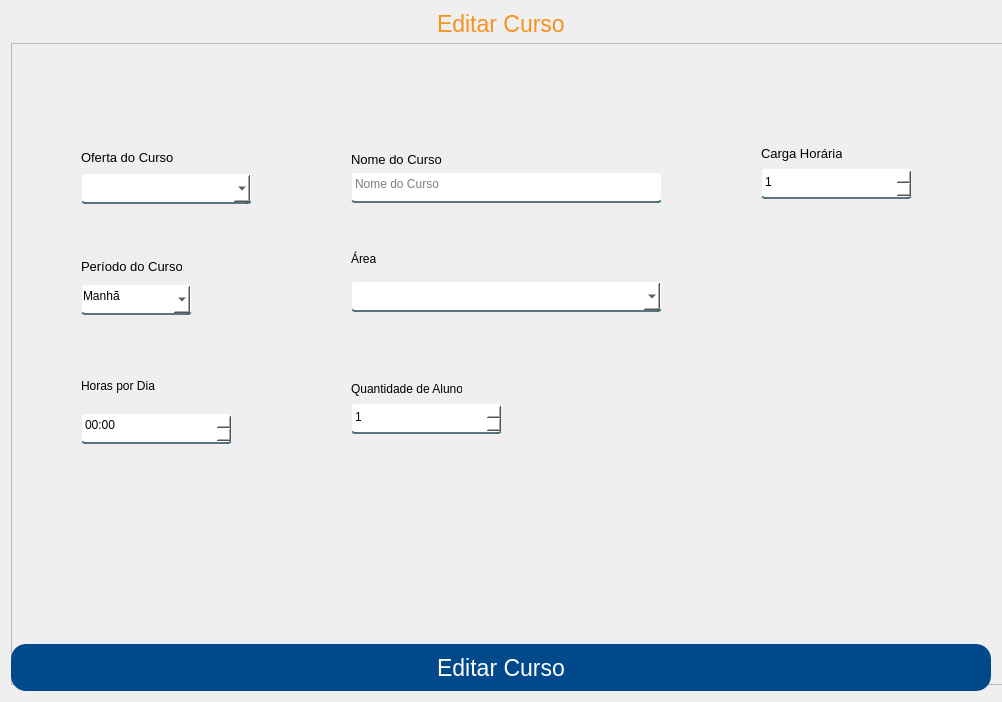
Qt form App/view/ui/editarCurso.ui (Senac-SOR-ADS/Mapa-de-Sala) before a commit.
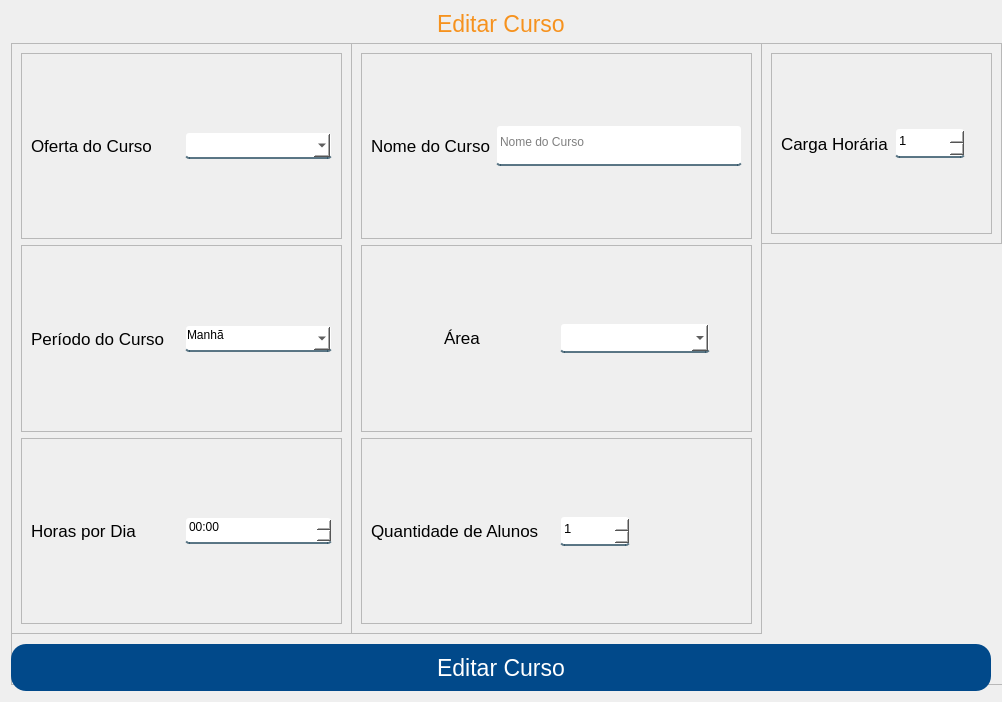
The same form after that commit.

Commit message:
Atualizações no Layout
Encaminhando o resto das alterações de layouts nas telas

Patch:
```diff
--- a/App/view/ui/editarCurso.ui
+++ b/App/view/ui/editarCurso.ui
@@ -107,256 +107,365 @@
      <property name="frameShadow">
       <enum>QFrame::Raised</enum>
      </property>
-     <widget class="QLineEdit" name="nomeCurso">
+     <widget class="QFrame" name="frame">
       <property name="geometry">
        <rect>
-        <x>340</x>
-        <y>129</y>
-        <width>311</width>
-        <height>31</height>
+        <x>0</x>
+        <y>0</y>
+        <width>341</width>
+        <height>591</height>
        </rect>
       </property>
-      <property name="placeholderText">
-       <string>Nome do Curso</string>
+      <property name="frameShape">
+       <enum>QFrame::StyledPanel</enum>
       </property>
-     </widget>
-     <widget class="QLabel" name="label_2">
-      <property name="geometry">
-       <rect>
-        <x>340</x>
-        <y>106</y>
-        <width>101</width>
-        <height>20</height>
-       </rect>
+      <property name="frameShadow">
+       <enum>QFrame::Raised</enum>
       </property>
-      <property name="font">
-       <font>
-        <pointsize>10</pointsize>
-       </font>
-      </property>
-      <property name="text">
-       <string>Nome do Curso</string>
-      </property>
+      <layout class="QVBoxLayout" name="verticalLayout_2">
+       <item>
+        <widget class="QFrame" name="frame_3">
+         <property name="frameShape">
+          <enum>QFrame::StyledPanel</enum>
+         </property>
+         <property name="frameShadow">
+          <enum>QFrame::Raised</enum>
+         </property>
+         <layout class="QHBoxLayout" name="horizontalLayout">
+          <item>
+           <widget class="QLabel" name="label_4">
+            <property name="font">
+             <font>
+              <pointsize>13</pointsize>
+             </font>
+            </property>
+            <property name="text">
+             <string>Oferta do Curso</string>
+            </property>
+           </widget>
+          </item>
+          <item>
+           <widget class="QComboBox" name="ofertaCurso">
+            <property name="cursor">
+             <cursorShape>PointingHandCursor</cursorShape>
+            </property>
+            <property name="editable">
+             <bool>false</bool>
+            </property>
+           </widget>
+          </item>
+         </layout>
+        </widget>
+       </item>
+       <item>
+        <widget class="QFrame" name="frame_4">
+         <property name="frameShape">
+          <enum>QFrame::StyledPanel</enum>
+         </property>
+         <property name="frameShadow">
+          <enum>QFrame::Raised</enum>
+         </property>
+         <layout class="QHBoxLayout" name="horizontalLayout_2">
+          <item>
+           <widget class="QLabel" name="label_7">
+            <property name="font">
+             <font>
+              <pointsize>13</pointsize>
+             </font>
+            </property>
+            <property name="text">
+             <string>Período do Curso</string>
+            </property>
+           </widget>
+          </item>
+          <item>
+           <widget class="QComboBox" name="periodoCurso">
+            <property name="cursor">
+             <cursorShape>PointingHandCursor</cursorShape>
+            </property>
+            <property name="editable">
+             <bool>false</bool>
+            </property>
+            <item>
+             <property name="text">
+              <string>Manhã</string>
+             </property>
+            </item>
+            <item>
+             <property name="text">
+              <string>Tarde</string>
+             </property>
+            </item>
+            <item>
+             <property name="text">
+              <string>Noite</string>
+             </property>
+            </item>
+           </widget>
+          </item>
+         </layout>
+        </widget>
+       </item>
+       <item>
+        <widget class="QFrame" name="frame_5">
+         <property name="frameShape">
+          <enum>QFrame::StyledPanel</enum>
+         </property>
+         <property name="frameShadow">
+          <enum>QFrame::Raised</enum>
+         </property>
+         <layout class="QHBoxLayout" name="horizontalLayout_3">
+          <item>
+           <widget class="QLabel" name="label_6">
+            <property name="font">
+             <font>
+              <pointsize>13</pointsize>
+             </font>
+            </property>
+            <property name="text">
+             <string>Horas por Dia</string>
+            </property>
+           </widget>
+          </item>
+          <item>
+           <widget class="QDateTimeEdit" name="horasPorDia">
+            <property name="minimumSize">
+             <size>
+              <width>0</width>
+              <height>0</height>
+             </size>
+            </property>
+            <property name="time">
+             <time>
+              <hour>0</hour>
+              <minute>0</minute>
+              <second>0</second>
+             </time>
+            </property>
+            <property name="displayFormat">
+             <string>HH:mm</string>
+            </property>
+            <property name="timeSpec">
+             <enum>Qt::LocalTime</enum>
+            </property>
+           </widget>
+          </item>
+         </layout>
+        </widget>
+       </item>
+      </layout>
      </widget>
-     <widget class="QLabel" name="label_3">
+     <widget class="QFrame" name="frame_6">
       <property name="geometry">
        <rect>
-        <x>750</x>
-        <y>100</y>
-        <width>81</width>
-        <height>21</height>
-       </rect>
-      </property>
-      <property name="font">
-       <font>
-        <pointsize>10</pointsize>
-       </font>
-      </property>
-      <property name="text">
-       <string>Carga Horária</string>
-      </property>
-     </widget>
-     <widget class="QLabel" name="label_4">
-      <property name="geometry">
-       <rect>
-        <x>70</x>
-        <y>104</y>
-        <width>101</width>
-        <height>20</height>
-       </rect>
-      </property>
-      <property name="font">
-       <font>
-        <pointsize>10</pointsize>
-       </font>
-      </property>
-      <property name="text">
-       <string>Oferta do Curso</string>
-      </property>
-     </widget>
-     <widget class="QLabel" name="label_5">
-      <property name="geometry">
-       <rect>
         <x>340</x>
-        <y>336</y>
-        <width>111</width>
-        <height>20</height>
+        <y>0</y>
+        <width>411</width>
+        <height>591</height>
        </rect>
       </property>
-      <property name="text">
-       <string>Quantidade de Alunos</string>
+      <property name="frameShape">
+       <enum>QFrame::StyledPanel</enum>
       </property>
-     </widget>
-     <widget class="QLabel" name="label_6">
-      <property name="geometry">
-       <rect>
-        <x>70</x>
-        <y>333</y>
-        <width>81</width>
-        <height>20</height>
-       </rect>
+      <property name="frameShadow">
+       <enum>QFrame::Raised</enum>
       </property>
-      <property name="text">
-       <string>Horas por Dia</string>
-      </property>
+      <layout class="QVBoxLayout" name="verticalLayout_3">
+       <item>
+        <widget class="QFrame" name="frame_7">
+         <property name="frameShape">
+          <enum>QFrame::StyledPanel</enum>
+         </property>
+         <property name="frameShadow">
+          <enum>QFrame::Raised</enum>
+         </property>
+         <layout class="QHBoxLayout" name="horizontalLayout_4">
+          <item>
+           <widget class="QLabel" name="label_2">
+            <property name="font">
+             <font>
+              <pointsize>13</pointsize>
+             </font>
+            </property>
+            <property name="text">
+             <string>Nome do Curso</string>
+            </property>
+           </widget>
+          </item>
+          <item>
+           <widget class="QLineEdit" name="nomeCurso">
+            <property name="minimumSize">
+             <size>
+              <width>231</width>
+              <height>41</height>
+             </size>
+            </property>
+            <property name="placeholderText">
+             <string>Nome do Curso</string>
+            </property>
+           </widget>
+          </item>
+         </layout>
+        </widget>
+       </item>
+       <item>
+        <widget class="QFrame" name="frame_8">
+         <property name="frameShape">
+          <enum>QFrame::StyledPanel</enum>
+         </property>
+         <property name="frameShadow">
+          <enum>QFrame::Raised</enum>
+         </property>
+         <layout class="QHBoxLayout" name="horizontalLayout_5">
+          <item alignment="Qt::AlignHCenter|Qt::AlignVCenter">
+           <widget class="QLabel" name="label_8">
+            <property name="font">
+             <font>
+              <pointsize>13</pointsize>
+             </font>
+            </property>
+            <property name="text">
+             <string>Área</string>
+            </property>
+           </widget>
+          </item>
+          <item alignment="Qt::AlignLeft">
+           <widget class="QComboBox" name="campoArea">
+            <property name="minimumSize">
+             <size>
+              <width>150</width>
+              <height>30</height>
+             </size>
+            </property>
+            <property name="cursor">
+             <cursorShape>PointingHandCursor</cursorShape>
+            </property>
+            <property name="editable">
+             <bool>true</bool>
+            </property>
+           </widget>
+          </item>
+         </layout>
+        </widget>
+       </item>
+       <item>
+        <widget class="QFrame" name="frame_9">
+         <property name="frameShape">
+          <enum>QFrame::StyledPanel</enum>
+         </property>
+         <property name="frameShadow">
+          <enum>QFrame::Raised</enum>
+         </property>
+         <layout class="QHBoxLayout" name="horizontalLayout_6">
+          <item>
+           <widget class="QLabel" name="label_5">
+            <property name="font">
+             <font>
+              <pointsize>13</pointsize>
+             </font>
+            </property>
+            <property name="text">
+             <string>Quantidade de Alunos</string>
+            </property>
+           </widget>
+          </item>
+          <item alignment="Qt::AlignLeft">
+           <widget class="QSpinBox" name="quantidadeAlunos">
+            <property name="minimumSize">
+             <size>
+              <width>70</width>
+              <height>30</height>
+             </size>
+            </property>
+            <property name="font">
+             <font>
+              <pointsize>10</pointsize>
+             </font>
+            </property>
+            <property name="cursor">
+             <cursorShape>PointingHandCursor</cursorShape>
+            </property>
+            <property name="alignment">
+             <set>Qt::AlignBottom|Qt::AlignLeading|Qt::AlignLeft</set>
+            </property>
+            <property name="minimum">
+             <number>1</number>
+            </property>
+           </widget>
+          </item>
+         </layout>
+        </widget>
+       </item>
+      </layout>
      </widget>
-     <widget class="QLabel" name="label_7">
+     <widget class="QFrame" name="frame_10">
       <property name="geometry">
        <rect>
-        <x>70</x>
-        <y>213</y>
-        <width>101</width>
-        <height>20</height>
-       </rect>
-      </property>
-      <property name="font">
-       <font>
-        <pointsize>10</pointsize>
-       </font>
-      </property>
-      <property name="text">
-       <string>Período do Curso</string>
-      </property>
-     </widget>
-     <widget class="QComboBox" name="periodoCurso">
-      <property name="geometry">
-       <rect>
-        <x>70</x>
-        <y>241</y>
-        <width>111</width>
-        <height>31</height>
-       </rect>
-      </property>
-      <property name="cursor">
-       <cursorShape>PointingHandCursor</cursorShape>
-      </property>
-      <property name="editable">
-       <bool>false</bool>
-      </property>
-      <item>
-       <property name="text">
-        <string>Manhã</string>
-       </property>
-      </item>
-      <item>
-       <property name="text">
-        <string>Tarde</string>
-       </property>
-      </item>
-      <item>
-       <property name="text">
-        <string>Noite</string>
-       </property>
-      </item>
-     </widget>
-     <widget class="QComboBox" name="campoArea">
-      <property name="geometry">
-       <rect>
-        <x>340</x>
-        <y>238</y>
-        <width>311</width>
-        <height>31</height>
-       </rect>
-      </property>
-      <property name="cursor">
-       <cursorShape>PointingHandCursor</cursorShape>
-      </property>
-      <property name="editable">
-       <bool>true</bool>
-      </property>
-     </widget>
-     <widget class="QLabel" name="label_8">
-      <property name="geometry">
-       <rect>
-        <x>340</x>
-        <y>200</y>
-        <width>51</width>
-        <height>31</height>
-       </rect>
-      </property>
-      <property name="text">
-       <string>Área</string>
-      </property>
-     </widget>
-     <widget class="QComboBox" name="ofertaCurso">
-      <property name="geometry">
-       <rect>
-        <x>70</x>
-        <y>130</y>
-        <width>171</width>
-        <height>31</height>
-       </rect>
-      </property>
-      <property name="cursor">
-       <cursorShape>PointingHandCursor</cursorShape>
-      </property>
-      <property name="editable">
-       <bool>false</bool>
-      </property>
-     </widget>
-     <widget class="QSpinBox" name="quantidadeAlunos">
-      <property name="geometry">
-       <rect>
-        <x>340</x>
-        <y>360</y>
-        <width>151</width>
-        <height>31</height>
-       </rect>
-      </property>
-      <property name="cursor">
-       <cursorShape>PointingHandCursor</cursorShape>
-      </property>
-      <property name="alignment">
-       <set>Qt::AlignBottom|Qt::AlignLeading|Qt::AlignLeft</set>
-      </property>
-      <property name="minimum">
-       <number>1</number>
-      </property>
-     </widget>
-     <widget class="QSpinBox" name="cargaCurso">
-      <property name="geometry">
-       <rect>
         <x>750</x>
-        <y>125</y>
-        <width>151</width>
-        <height>31</height>
+        <y>0</y>
+        <width>241</width>
+        <height>201</height>
        </rect>
       </property>
-      <property name="cursor">
-       <cursorShape>PointingHandCursor</cursorShape>
+      <property name="frameShape">
+       <enum>QFrame::StyledPanel</enum>
       </property>
-      <property name="alignment">
-       <set>Qt::AlignBottom|Qt::AlignLeading|Qt::AlignLeft</set>
+      <property name="frameShadow">
+       <enum>QFrame::Raised</enum>
       </property>
-      <property name="minimum">
-       <number>1</number>
-      </property>
-      <property name="maximum">
-       <number>3000</number>
-      </property>
-     </widget>
-     <widget class="QDateTimeEdit" name="horasPorDia">
-      <property name="geometry">
-       <rect>
-        <x>70</x>
-        <y>370</y>
-        <width>151</width>
-        <height>31</height>
-       </rect>
-      </property>
-      <property name="time">
-       <time>
-        <hour>0</hour>
-        <minute>0</minute>
-        <second>0</second>
-       </time>
-      </property>
-      <property name="displayFormat">
-       <string>HH:mm</string>
-      </property>
-      <property name="timeSpec">
-       <enum>Qt::LocalTime</enum>
-      </property>
+      <layout class="QVBoxLayout" name="verticalLayout_4">
+       <item>
+        <widget class="QFrame" name="frame_11">
+         <property name="frameShape">
+          <enum>QFrame::StyledPanel</enum>
+         </property>
+         <property name="frameShadow">
+          <enum>QFrame::Raised</enum>
+         </property>
+         <layout class="QHBoxLayout" name="horizontalLayout_7">
+          <item>
+           <widget class="QLabel" name="label_3">
+            <property name="font">
+             <font>
+              <pointsize>13</pointsize>
+             </font>
+            </property>
+            <property name="text">
+             <string>Carga Horária</string>
+            </property>
+           </widget>
+          </item>
+          <item alignment="Qt::AlignLeft">
+           <widget class="QSpinBox" name="cargaCurso">
+            <property name="minimumSize">
+             <size>
+              <width>70</width>
+              <height>30</height>
+             </size>
+            </property>
+            <property name="font">
+             <font>
+              <pointsize>10</pointsize>
+             </font>
+            </property>
+            <property name="cursor">
+             <cursorShape>PointingHandCursor</cursorShape>
+            </property>
+            <property name="alignment">
+             <set>Qt::AlignBottom|Qt::AlignLeading|Qt::AlignLeft</set>
+            </property>
+            <property name="minimum">
+             <number>1</number>
+            </property>
+            <property name="maximum">
+             <number>3000</number>
+            </property>
+           </widget>
+          </item>
+         </layout>
+        </widget>
+       </item>
+      </layout>
      </widget>
     </widget>
    </item>
```
Left out of the diff: 1 changed line with no effect on the pictures. The commit also changes 3 other files.
